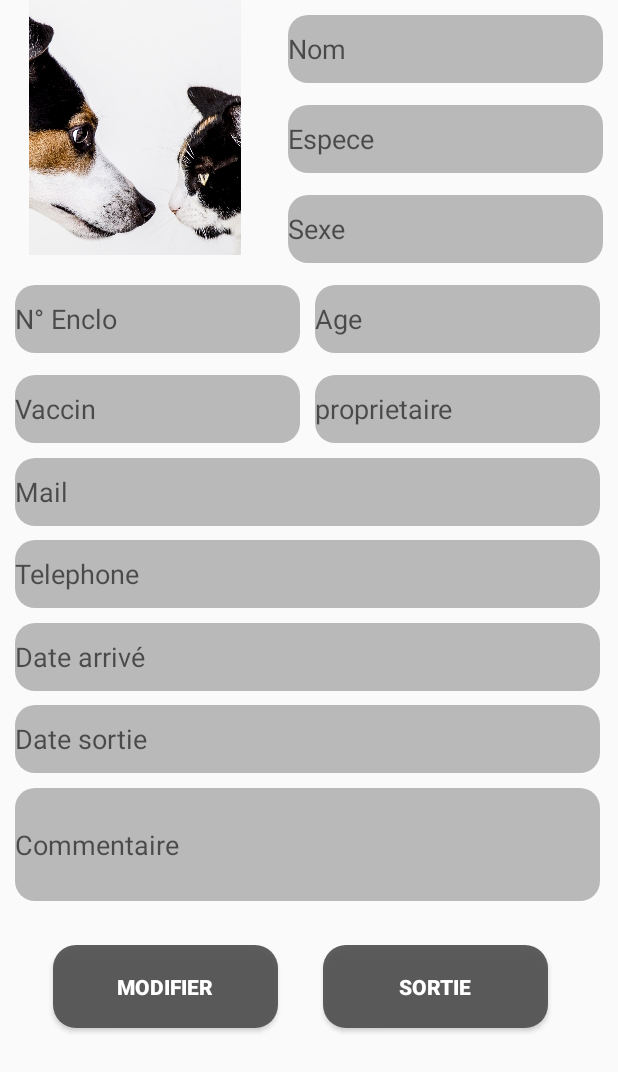
After one commit to lajaaiti/ProjetRefuge, an Android app: the Ajouter_pensionnaires screen opened directly, with no data from a screen before it, on a phone screen of 412 x 824 dp. The commit adds this screen. Shown: the top 1072 px of the screen. Run offline under Robolectric (Android 15) with nearby library versions, the phone set to English and light mode, and no system bars.

Commit message:
ajou toutou

```diff
--- a/app/src/main/AndroidManifest.xml
+++ b/app/src/main/AndroidManifest.xml
@@ -13,6 +13,9 @@
         android:supportsRtl="true"
         android:theme="@style/Theme.ProjetRefuge"
         android:usesCleartextTraffic="true">
+        <activity
+            android:name=".Ajouter_pensionnaires"
+            android:exported="true" />
         <activity
             android:name=".Penssionnaires"
             android:exported="true" />
--- /dev/null
+++ b/app/src/main/java/fr/sam/projetrefuge/Ajouter_pensionnaires.java
@@ -0,0 +1,14 @@
+package fr.sam.projetrefuge;
+
+import androidx.appcompat.app.AppCompatActivity;
+
+import android.os.Bundle;
+
+public class Ajouter_pensionnaires extends AppCompatActivity {
+
+    @Override
+    protected void onCreate(Bundle savedInstanceState) {
+        super.onCreate(savedInstanceState);
+        setContentView(R.layout.activity_ajouter_pensionnaires);
+    }
+}
--- a/app/src/main/java/fr/sam/projetrefuge/Penssionnaires.java
+++ b/app/src/main/java/fr/sam/projetrefuge/Penssionnaires.java
@@ -2,13 +2,45 @@ package fr.sam.projetrefuge;
 
 import androidx.appcompat.app.AppCompatActivity;
 
+import android.graphics.Camera;
 import android.os.Bundle;
+import android.view.View;
+import android.widget.ImageView;
 
 public class Penssionnaires extends AppCompatActivity {
+
+    ImageView ajouter, liste_toutous, camera;
 
     @Override
     protected void onCreate(Bundle savedInstanceState) {
         super.onCreate(savedInstanceState);
         setContentView(R.layout.activity_penssionnaires);
+
+        ajouter = (ImageView) findViewById(R.id.btn_ajou_penssionnaire);
+        liste_toutous = (ImageView) findViewById(R.id.btn_liste_pensionnaires);
+        camera = (ImageView) findViewById(R.id.btn_cam_pensionnaires);
+
+        ajouter.setOnClickListener(new View.OnClickListener() {
+            @Override
+            public void onClick(View v) {
+                Intent intent =new Intent(Penssionnaires.this, Ajouter_pensionnaires.class);
+                startActivity(intent);
+            }
+        });
+        liste_toutous.setOnClickListener(new View.OnClickListener() {
+            @Override
+            public void onClick(View v) {
+                Intent intent =new Intent(Penssionnaires.this, Liste_pensionnaires.class);
+                startActivity(intent);
+            }
+        });
+        camera.setOnClickListener(new View.OnClickListener() {
+            @Override
+            public void onClick(View v) {
+                Intent intent =new Intent(Penssionnaires.this, Camera_pensionnaires.class);
+                startActivity(intent);
+            }
+        });
+
     }
 }
--- a/app/src/main/res/drawable/champtext.xml
+++ b/app/src/main/res/drawable/champtext.xml
@@ -1,5 +1,5 @@
 <?xml version="1.0" encoding="utf-8"?>
 <shape android:shape="rectangle" xmlns:android="http://schemas.android.com/apk/res/android">
     <solid android:color="#E6b3b3b3"/>
-    <corners android:radius="20dp"/>
+    <corners android:radius="13dp"/>
 </shape>
--- /dev/null
+++ b/app/src/main/res/layout/activity_ajouter_pensionnaires.xml
@@ -0,0 +1,145 @@
+<?xml version="1.0" encoding="utf-8"?>
+<RelativeLayout xmlns:android="http://schemas.android.com/apk/res/android"
+    xmlns:app="http://schemas.android.com/apk/res-auto"
+    xmlns:tools="http://schemas.android.com/tools"
+    android:layout_width="match_parent"
+    android:layout_height="match_parent"
+    tools:context=".Ajouter_pensionnaires">
+
+
+    <ImageView
+        android:id="@+id/img_ajou_pensionnaires"
+        android:layout_width="180dp"
+        android:layout_height="170dp"
+        android:src="@drawable/imgfond" />
+
+    <EditText
+        android:id="@+id/nom_ajou_pensionnaires"
+        android:hint="Nom"
+        android:layout_width="210dp"
+        android:layout_height="45dp"
+        android:layout_marginLeft="192dp"
+        android:layout_marginTop="10dp"
+        android:background="@drawable/champtext" />
+
+    <EditText
+        android:id="@+id/espece_ajou_pensionnaires"
+        android:hint="Espece"
+        android:layout_width="210dp"
+        android:layout_height="45dp"
+        android:layout_marginLeft="192dp"
+        android:layout_marginTop="70dp"
+        android:background="@drawable/champtext" />
+
+    <EditText
+            android:id="@+id/sexe_ajou_pensionnaires"
+            android:hint="Sexe"
+            android:layout_width="210dp"
+            android:layout_height="45dp"
+        android:layout_marginLeft="192dp"
+        android:layout_marginTop="130dp"
+            android:background="@drawable/champtext" />
+
+    <EditText
+        android:id="@+id/num_enclo_ajou_pensionnaires"
+        android:hint="N° Enclo"
+        android:layout_width="190dp"
+        android:layout_height="45dp"
+        android:layout_marginLeft="10dp"
+        android:layout_marginTop="190dp"
+        android:background="@drawable/champtext" />
+    <EditText
+        android:id="@+id/age_ajou_pensionnaires"
+        android:hint="Age"
+        android:layout_width="190dp"
+        android:layout_height="45dp"
+        android:layout_marginLeft="210dp"
+        android:layout_marginTop="190dp"
+        android:background="@drawable/champtext" />
+
+    <EditText
+        android:id="@+id/vaccin_ajou_pensionnaires"
+        android:hint="Vaccin"
+        android:layout_width="190dp"
+        android:layout_height="45dp"
+        android:layout_marginLeft="10dp"
+        android:layout_marginTop="250dp"
+        android:background="@drawable/champtext" />
+
+    <EditText
+        android:id="@+id/mail_ajou_pensionnaires"
+        android:hint="Mail"
+        android:layout_width="390dp"
+        android:layout_height="45dp"
+        android:layout_marginLeft="10dp"
+        android:layout_marginTop="305dp"
+        android:background="@drawable/champtext" />
+
+    <EditText
+        android:id="@+id/prorietaire_ajou_pensionnaires"
+        android:hint="proprietaire"
+        android:layout_width="190dp"
+        android:layout_height="45dp"
+        android:layout_marginLeft="210dp"
+        android:layout_marginTop="250dp"
+        android:background="@drawable/champtext" />
+
+
+    <EditText
+        android:id="@+id/telephone_ajou_pensionnaires"
+        android:hint="Telephone"
+        android:layout_width="390dp"
+        android:layout_height="45dp"
+        android:layout_marginLeft="10dp"
+        android:layout_marginTop="360dp"
+        android:background="@drawable/champtext" />
+
+    <EditText
+        android:id="@+id/date_arrive_ajou_pensionnaires"
+        android:hint="Date arrivé"
+        android:layout_width="390dp"
+        android:layout_height="45dp"
+        android:layout_marginLeft="10dp"
+        android:layout_marginTop="415dp"
+        android:background="@drawable/champtext" />
+    <EditText
+        android:id="@+id/date_sortie_ajou_pensionnaires"
+        android:hint="Date sortie"
+        android:layout_width="390dp"
+        android:layout_height="45dp"
+        android:layout_marginLeft="10dp"
+        android:layout_marginTop="470dp"
+        android:background="@drawable/champtext" />
+
+    <EditText
+        android:id="@+id/commentaire_ajou_pensionnaires"
+        android:hint="Commentaire"
+        android:layout_width="390dp"
+        android:layout_height="75dp"
+        android:layout_marginLeft="10dp"
+        android:layout_marginTop="525dp"
+        android:background="@drawable/champtext" />
+
+    <Button
+        android:layout_width="150dp"
+        android:layout_height="55dp"
+        android:background="@drawable/btn"
+        android:text="Modifier"
+        android:textColor="@color/white"
+        android:textStyle="bold"
+        android:layout_marginLeft="35dp"
+        android:layout_marginTop="630dp"/>
+    <Button
+        android:layout_width="150dp"
+        android:layout_height="55dp"
+        android:background="@drawable/btn"
+        android:text="Sortie"
+        android:textColor="@color/white"
+        android:textStyle="bold"
+        android:layout_marginLeft="215dp"
+        android:layout_marginTop="630dp"/>
+
+
+
+
+</RelativeLayout>
--- a/app/src/main/res/layout/activity_profil.xml
+++ b/app/src/main/res/layout/activity_profil.xml
@@ -81,7 +81,7 @@
             android:layout_width="200dp"
             android:layout_height="50dp"
             android:layout_gravity="center"
-            android:layout_marginTop="20dp"
+            android:layout_marginTop="30dp"
             android:background="@drawable/btn"
             android:text="Modifier"
             android:textColor="@color/white"
```
